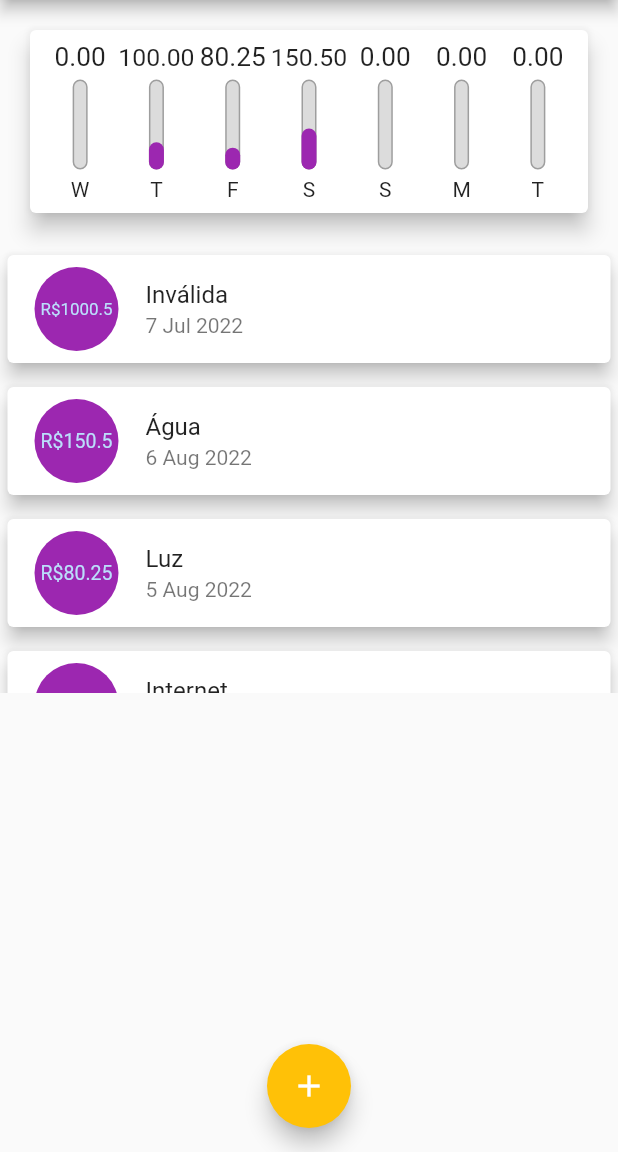
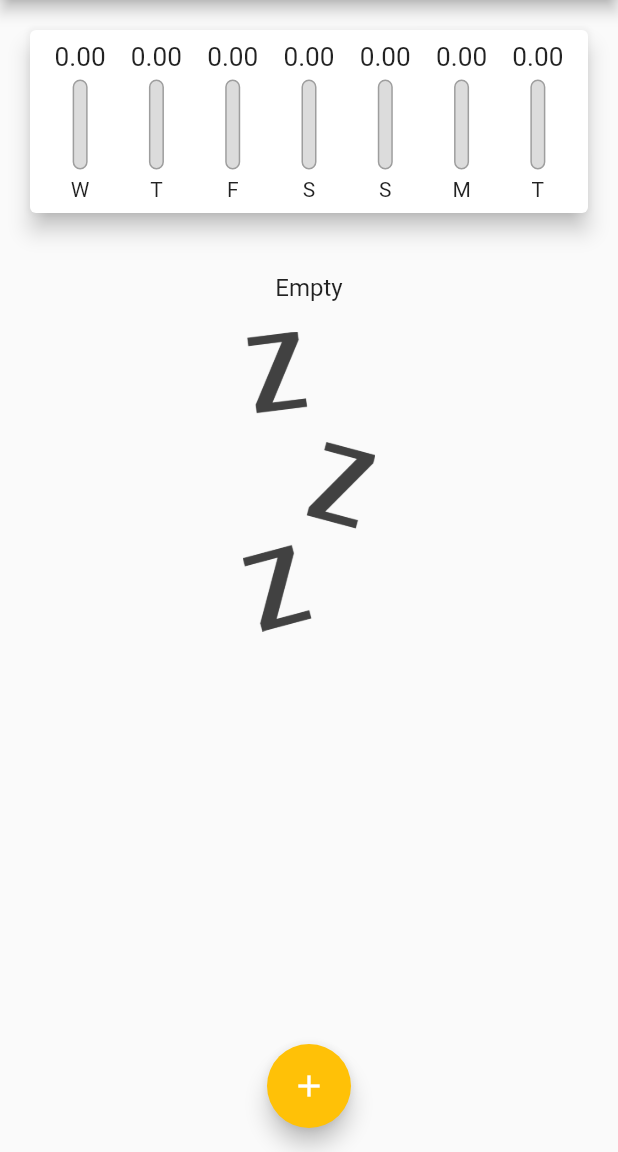
Before and after one commit to KevinCaires/personal_spent, a Flutter app: the screen it shows after launch, on a phone screen of 412 x 824 dp, the part 84-1236 px from its top. Run offline on Flutter 3.47's test engine with Material 2 defaults, Android fonts, the phone set to English and light mode, and no system bars.

```diff
--- a/lib/main.dart
+++ b/lib/main.dart
@@ -50,32 +50,7 @@ class HomePage extends StatefulWidget {
 }
 
 class _HomePageState extends State<HomePage> {
-  final List<Transaction> _transactions = [
-    Transaction(
-      id: 't0',
-      title: 'Inválida',
-      value: 1000.50,
-      datetime: DateTime.now().subtract(const Duration(days: 33)),
-    ),
-    Transaction(
-      id: 't1',
-      title: 'Água',
-      value: 150.50,
-      datetime: DateTime.now().subtract(const Duration(days: 3)),
-    ),
-    Transaction(
-      id: 't2',
-      title: 'Luz',
-      value: 80.25,
-      datetime: DateTime.now().subtract(const Duration(days: 4)),
-    ),
-    Transaction(
-      id: 't3',
-      title: 'Internet',
-      value: 100.00,
-      datetime: DateTime.now().subtract(const Duration(days: 5)),
-    ),
-  ];
+  final List<Transaction> _transactions = [];
 
   List<Transaction> get _recentTransactions {
     return _transactions.where((tr) {
@@ -83,12 +58,12 @@ class _HomePageState extends State<HomePage> {
     }).toList();
   }
 
-  void _addTransaction(String title, double value) {
+  void _addTransaction(String title, double value, DateTime datetime) {
     final newTransaction = Transaction(
       id: Random().nextDouble().toString(),
       title: title,
       value: value,
-      datetime: DateTime.now(),
+      datetime: datetime,
     );
 
     setState(() {
```
